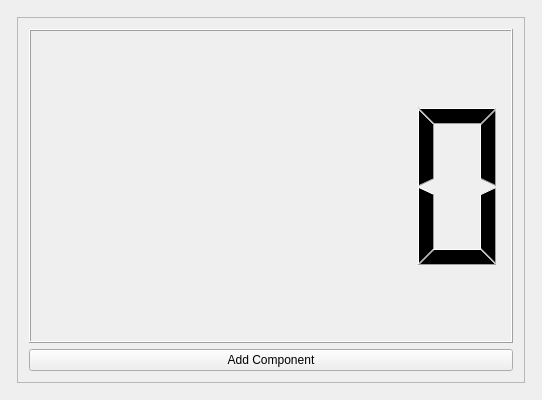
This is desktop app/project/resources/StageWidget.ui in BenitezDev/GymkhanaCreator as Qt 5 draws it before an edit. The edited form follows.
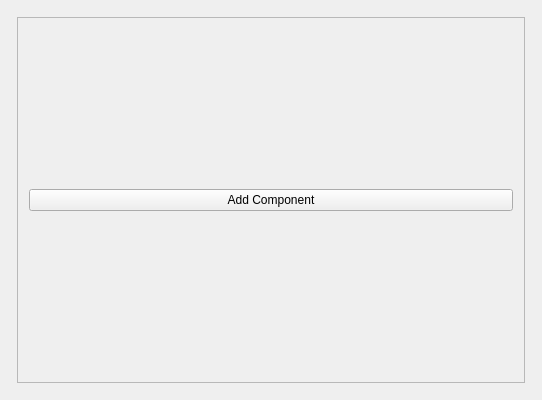
This is the edited form.

What changed in the file:
```diff
--- a/desktop app/project/resources/StageWidget.ui
+++ b/desktop app/project/resources/StageWidget.ui
@@ -61,7 +61,7 @@
           </widget>
          </item>
          <item row="0" column="0">
-          <widget class="QLCDNumber" name="lcdNumber"/>
+          <layout class="QVBoxLayout" name="ComponentLayout"/>
          </item>
         </layout>
        </widget>
```
